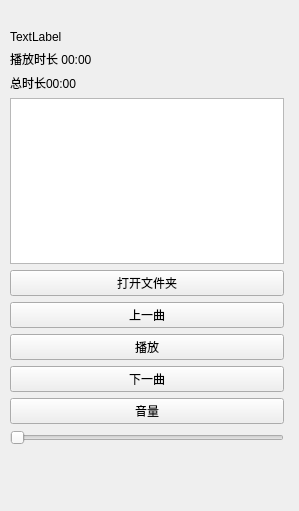
This is MusicPlayer/MusicPlayer.ui in RexLi-kitt/rex-summercamp-musicplayer as Qt 5 draws it before an edit. The edited form follows.
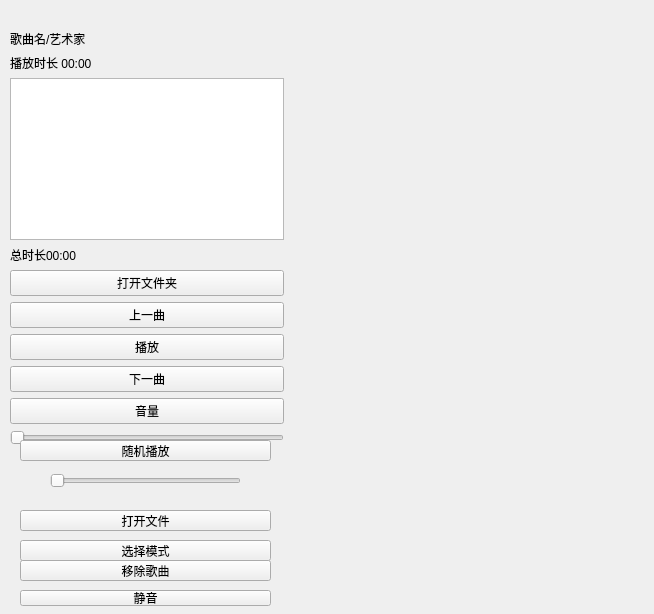
This is the edited form.

```diff
--- a/MusicPlayer/MusicPlayer.ui
+++ b/MusicPlayer/MusicPlayer.ui
@@ -6,8 +6,8 @@
    <rect>
     <x>0</x>
     <y>0</y>
-    <width>299</width>
-    <height>511</height>
+    <width>654</width>
+    <height>614</height>
    </rect>
   </property>
   <property name="windowTitle">
@@ -32,7 +32,7 @@
     <item>
      <widget class="QLabel" name="label_3">
       <property name="text">
-       <string>TextLabel</string>
+       <string>歌曲名/艺术家</string>
       </property>
      </widget>
     </item>
@@ -43,13 +43,6 @@
       </property>
      </widget>
     </item>
-    <item>
-     <widget class="QLabel" name="label">
-      <property name="text">
-       <string>总时长00:00</string>
-      </property>
-     </widget>
-    </item>
     <item>
      <widget class="QListView" name="listView">
       <property name="editTriggers">
@@ -57,6 +50,13 @@
       </property>
      </widget>
     </item>
+    <item>
+     <widget class="QLabel" name="label">
+      <property name="text">
+       <string>总时长00:00</string>
+      </property>
+     </widget>
+    </item>
     <item>
      <widget class="QPushButton" name="opendirbttn">
       <property name="text">
@@ -101,6 +101,100 @@
     </item>
    </layout>
   </widget>
+  <widget class="QPushButton" name="random_play_bttn">
+   <property name="geometry">
+    <rect>
+     <x>20</x>
+     <y>440</y>
+     <width>251</width>
+     <height>21</height>
+    </rect>
+   </property>
+   <property name="text">
+    <string>随机播放</string>
+   </property>
+  </widget>
+  <widget class="QPushButton" name="openfilebttn">
+   <property name="geometry">
+    <rect>
+     <x>20</x>
+     <y>510</y>
+     <width>251</width>
+     <height>21</height>
+    </rect>
+   </property>
+   <property name="text">
+    <string>打开文件</string>
+   </property>
+  </widget>
+  <widget class="QPushButton" name="loopbttn">
+   <property name="geometry">
+    <rect>
+     <x>20</x>
+     <y>540</y>
+     <width>251</width>
+     <height>21</height>
+    </rect>
+   </property>
+   <property name="text">
+    <string>选择模式</string>
+   </property>
+  </widget>
+  <widget class="QPushButton" name="deletebttn">
+   <property name="geometry">
+    <rect>
+     <x>20</x>
+     <y>560</y>
+     <width>251</width>
+     <height>21</height>
+    </rect>
+   </property>
+   <property name="text">
+    <string>移除歌曲</string>
+   </property>
+  </widget>
+  <widget class="QSlider" name="progressSlider">
+   <property name="geometry">
+    <rect>
+     <x>50</x>
+     <y>470</y>
+     <width>191</width>
+     <height>21</height>
+    </rect>
+   </property>
+   <property name="orientation">
+    <enum>Qt::Horizontal</enum>
+   </property>
+  </widget>
+  <widget class="QLabel" name="coverLabel">
+   <property name="geometry">
+    <rect>
+     <x>300</x>
+     <y>30</y>
+     <width>200</width>
+     <height>200</height>
+    </rect>
+   </property>
+   <property name="text">
+    <string/>
+   </property>
+   <property name="alignment">
+    <set>Qt::AlignCenter</set>
+   </property>
+  </widget>
+  <widget class="QPushButton" name="mutebttn">
+   <property name="geometry">
+    <rect>
+     <x>20</x>
+     <y>590</y>
+     <width>251</width>
+     <height>16</height>
+    </rect>
+   </property>
+   <property name="text">
+    <string>静音</string>
+   </property>
+  </widget>
  </widget>
  <resources/>
  <connections/>
```
